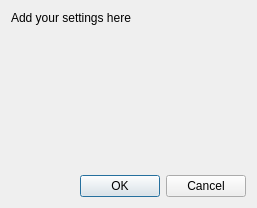
This is plugins/DLTCanPlugin/DLTCanPluginsettingsdialog.ui in alexmucde/dlt-sim as Qt 5 draws it before an edit. The edited form follows.
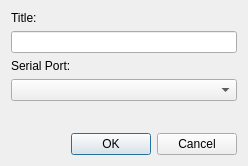
This is the edited form.

```diff
--- a/plugins/DLTCanPlugin/DLTCanPluginsettingsdialog.ui
+++ b/plugins/DLTCanPlugin/DLTCanPluginsettingsdialog.ui
@@ -6,21 +6,34 @@
    <rect>
     <x>0</x>
     <y>0</y>
-    <width>257</width>
-    <height>208</height>
+    <width>248</width>
+    <height>166</height>
    </rect>
   </property>
   <property name="windowTitle">
    <string>Template Settings</string>
   </property>
   <layout class="QVBoxLayout" name="verticalLayout">
+   <item>
+    <widget class="QLabel" name="label_2">
+     <property name="text">
+      <string>Title:</string>
+     </property>
+    </widget>
+   </item>
+   <item>
+    <widget class="QLineEdit" name="lineEditTitle"/>
+   </item>
    <item>
     <widget class="QLabel" name="label">
      <property name="text">
-      <string>Add your settings here</string>
+      <string>Serial Port:</string>
      </property>
     </widget>
    </item>
+   <item>
+    <widget class="QComboBox" name="comboBoxSerialPort"/>
+   </item>
    <item>
     <spacer name="verticalSpacer">
      <property name="orientation">
```
